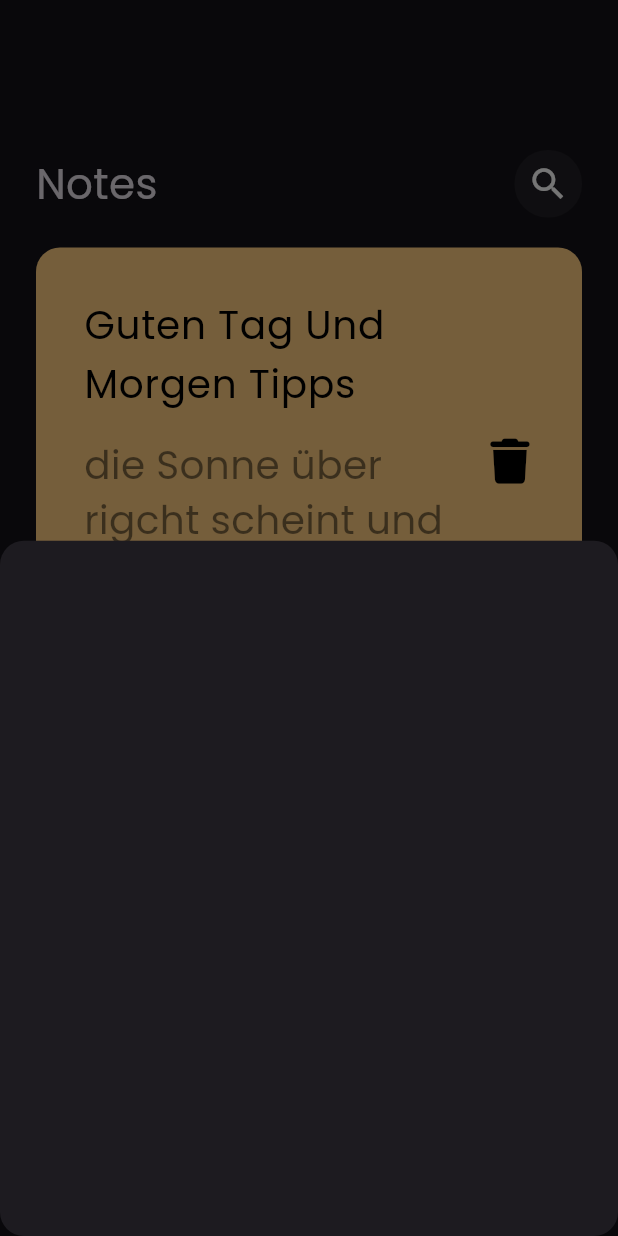
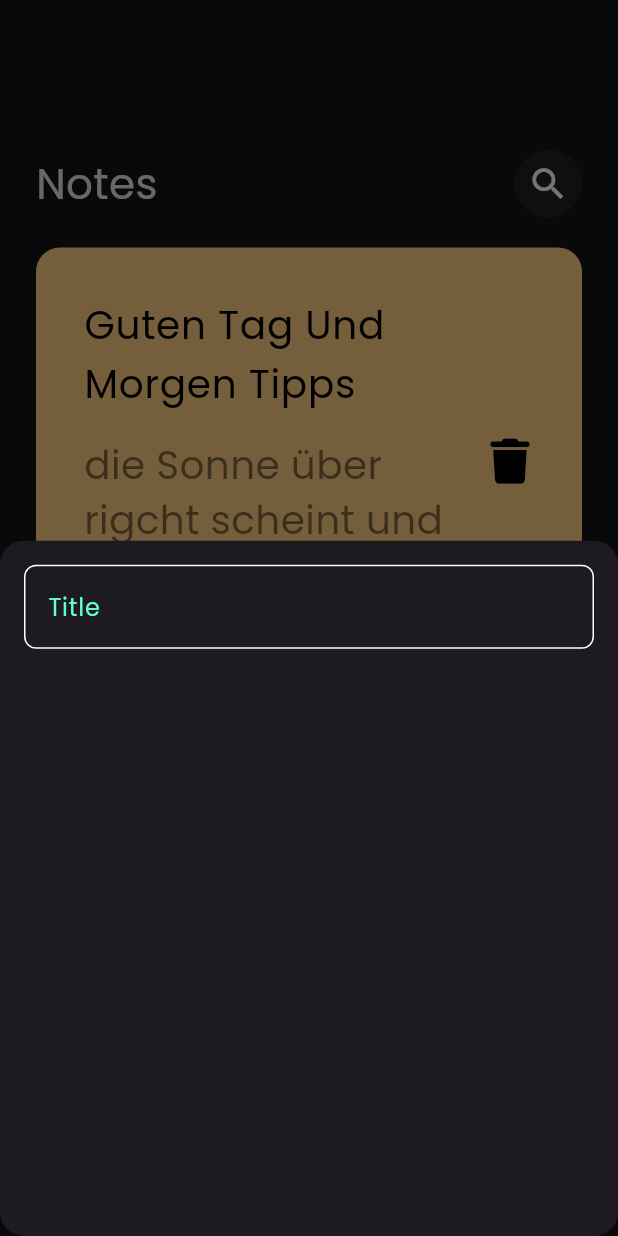
Before and after one commit to kenan7Th/YNoteApp, a Flutter app: the screen it shows after launch, after a tap on the "add" icon, on a phone screen of 412 x 824 dp. Run offline on Flutter 3.47's test engine with Material 3 defaults, Android fonts, the phone set to English and light mode, and no system bars; our stand-ins replace font_awesome_flutter.

Commit message:
create custom text field

```diff
--- /dev/null
+++ b/lib/constants.dart
@@ -0,0 +1,3 @@
+import 'package:flutter/material.dart';
+
+const KprimaryColor = Color(0xff62FCD7);
--- a/lib/widgets/add_note_bottoom_sheet.dart
+++ b/lib/widgets/add_note_bottoom_sheet.dart
@@ -1,10 +1,21 @@
 import 'package:flutter/material.dart';
+import 'package:martenss/widgets/custom_text_fieldWidget.dart';
 
 class AddNoteBottomSheet extends StatelessWidget {
   const AddNoteBottomSheet({super.key});
 
   @override
   Widget build(BuildContext context) {
-    return Container();
+    return Padding(
+      padding: const EdgeInsets.symmetric(horizontal: 16),
+      child: Column(
+        children: [
+          SizedBox(
+            height: 16,
+          ),
+          CustomTextField(),
+        ],
+      ),
+    );
   }
 }
--- /dev/null
+++ b/lib/widgets/custom_text_fieldWidget.dart
@@ -0,0 +1,28 @@
+import 'package:flutter/material.dart';
+import 'package:martenss/constants.dart';
+
+class CustomTextField extends StatelessWidget {
+  CustomTextField({super.key});
+
+  @override
+  Widget build(BuildContext context) {
+    return TextField(
+      cursorColor: KprimaryColor,
+      decoration: InputDecoration(
+        hintText: 'Title',
+        hintStyle: TextStyle(
+          color: KprimaryColor,
+        ),
+        border: buildBorder(),
+        enabledBorder: buildBorder(),
+        focusedBorder: buildBorder(KprimaryColor),
+      ),
+    );
+  }
+
+  OutlineInputBorder buildBorder([Color? mycolor]) {
+    return OutlineInputBorder(
+        borderRadius: BorderRadius.circular(8),
+        borderSide: BorderSide(color: mycolor ?? Colors.white));
+  }
+}
```
